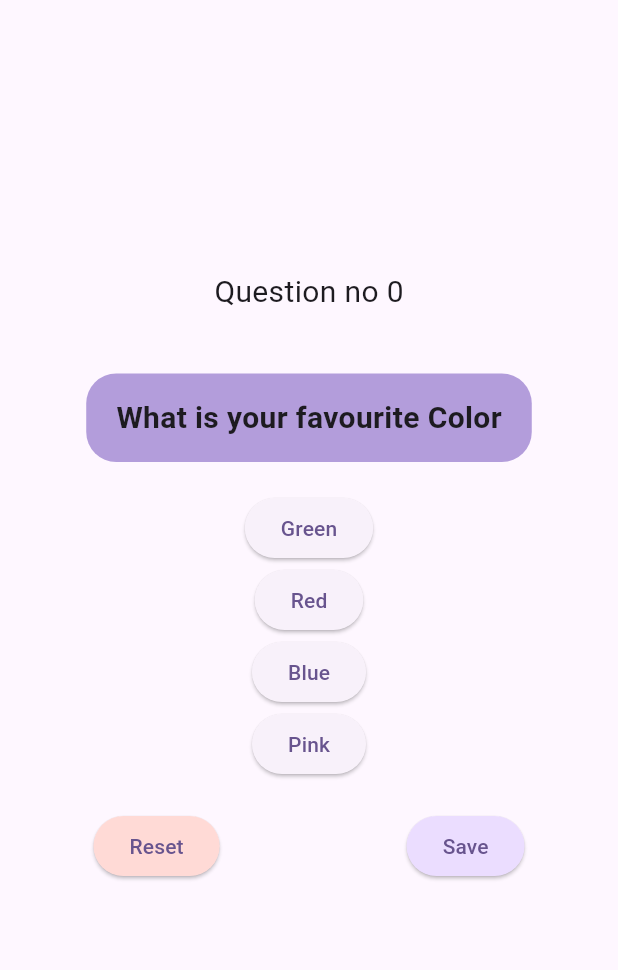
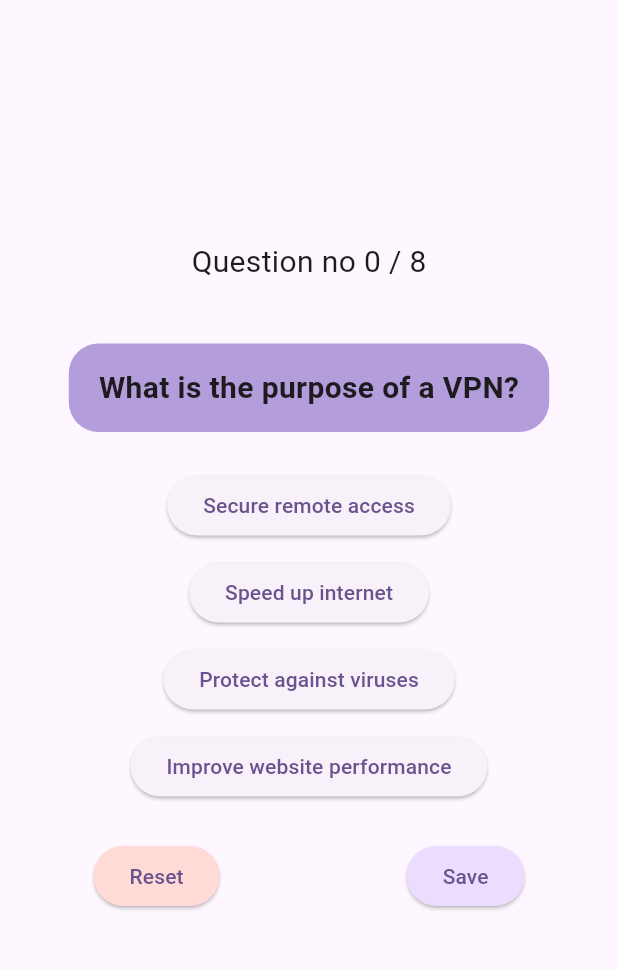
Before and after one commit to iam-bkpl/8th-sem, a Flutter app: the screen it shows after launch, on a phone screen of 412 x 824 dp, the part 84-1054 px from its top. Run offline on Flutter 3.47's test engine with Material 3 defaults, Android fonts, the phone set to English and light mode, and no system bars.

Commit message:
add questions

```diff
--- /dev/null
+++ b/flutter/programs/quiz_app/lib/data/question_data.dart
@@ -0,0 +1,92 @@
+class QuestionData {
+  static const _questions = [
+    {
+      "question": "What is the purpose of a VPN?",
+      "answers": [
+        {"id": 1, "text": "Secure remote access", "correct": true},
+        {"id": 2, "text": "Speed up internet", "correct": false},
+        {"id": 3, "text": "Protect against viruses", "correct": false},
+        {"id": 4, "text": "Improve website performance", "correct": false}
+      ]
+    },
+    {
+      "question": "Main advantage of cloud computing?",
+      "answers": [
+        {"id": 1, "text": "Scalability", "correct": true},
+        {"id": 2, "text": "Enhanced security", "correct": false},
+        {"id": 3, "text": "Data accessibility", "correct": false},
+        {"id": 4, "text": "Reliability", "correct": false}
+      ]
+    },
+    {
+      "question": "Benefits of using social media?",
+      "answers": [
+        {"id": 1, "text": "Connect with friends and family", "correct": false},
+        {"id": 2, "text": "Discover new content", "correct": false},
+        {"id": 3, "text": "Networking opportunities", "correct": true},
+        {"id": 4, "text": "Improved communication", "correct": false}
+      ]
+    },
+    {
+      "question": "Purpose of a firewall?",
+      "answers": [
+        {
+          "id": 1,
+          "text": "Monitor and control network traffic",
+          "correct": true
+        },
+        {"id": 2, "text": "Enhance internet speed", "correct": false},
+        {"id": 3, "text": "Protect against hardware failure", "correct": false},
+        {"id": 4, "text": "Improve software compatibility", "correct": false}
+      ]
+    },
+    {
+      "question": "CPU abbreviation?",
+      "answers": [
+        {"id": 1, "text": "Central Processing Unit", "correct": true},
+        {"id": 2, "text": "Computer Processing Unit", "correct": false},
+        {"id": 3, "text": "Centralized Processing Unit", "correct": false},
+        {"id": 4, "text": "Computer Performance Unit", "correct": false}
+      ]
+    },
+    {
+      "question": "HTML purpose?",
+      "answers": [
+        {"id": 1, "text": "Define web page structure", "correct": true},
+        {"id": 2, "text": "Style web pages", "correct": false},
+        {"id": 3, "text": "Provide interactivity", "correct": false},
+        {"id": 4, "text": "Manage databases", "correct": false}
+      ]
+    },
+    {
+      "question": "Significance of HTTPS?",
+      "answers": [
+        {
+          "id": 1,
+          "text": "Ensure secure internet communication",
+          "correct": true
+        },
+        {"id": 2, "text": "Speed up website loading", "correct": false},
+        {"id": 3, "text": "Optimize search engine rankings", "correct": false},
+        {"id": 4, "text": "Prevent browser crashes", "correct": false}
+      ]
+    },
+    {
+      "question": "Purpose of Git?",
+      "answers": [
+        {
+          "id": 1,
+          "text": "Track changes and manage software development",
+          "correct": true
+        },
+        {"id": 2, "text": "Enhance graphic design", "correct": false},
+        {"id": 3, "text": "Improve system performance", "correct": false},
+        {"id": 4, "text": "Optimize server configurations", "correct": false}
+      ]
+    }
+  ];
+
+  static List<Map<String, dynamic>> getQuestions() {
+    return _questions;
+  }
+}
--- a/flutter/programs/quiz_app/lib/pages/home_page.dart
+++ b/flutter/programs/quiz_app/lib/pages/home_page.dart
@@ -1,6 +1,6 @@
-import 'package:flutter/gestures.dart';
 import 'package:flutter/material.dart';
 import 'package:quiz_app/components/my_button.dart';
+import 'package:quiz_app/data/question_data.dart';
 import 'package:quiz_app/pages/question.dart';
 
 class HomePage extends StatefulWidget {
@@ -12,37 +12,25 @@ class HomePage extends StatefulWidget {
 
 class _HomePageState extends State<HomePage> {
   int currentIndex = 0;
+  int score = 0;
   // final Map<String, String> _selectedAnswers = [];
 
-  static const _questions = [
-    {
-      "question": "What is your favourite Color",
-      "answers": ["Green", "Red", "Blue", "Pink"]
-    },
-    {
-      "question": "What is your favourite Food",
-      "answers": ["Dal", "Bhat", "Tarkari", "Chatni"]
-    },
-    {
-      "question": "What is your favourite Country",
-      "answers": ["Nepal", "India", "China", "Japan"]
-    },
-    {
-      "question": "What is your favourite Subject",
-      "answers": ["Fltter", "Python", "Java", "JS"]
-    },
-  ];
+  final List<Map<String, dynamic>> _questions = QuestionData.getQuestions();
 
-  void handleQuestionChange(BuildContext context) {
+  void handleQuestionChange(BuildContext context, correct) {
     if (currentIndex < _questions.length - 1) {
       setState(() {
         currentIndex += 1;
       });
+      if (correct) {
+        score++;
+      }
     } else {
       showDialog(
         context: context,
-        builder: (context) => const AlertDialog(
-          title: Text("Congratulation you Completed the task"),
+        builder: (context) => AlertDialog(
+          title: Text("You Scored $score / ${_questions.length}"),
+          backgroundColor: Theme.of(context).colorScheme.inversePrimary,
         ),
       );
     }
@@ -60,7 +48,7 @@ class _HomePageState extends State<HomePage> {
           mainAxisAlignment: MainAxisAlignment.center,
           children: [
             Text(
-              "Question no $currentIndex",
+              "Question no $currentIndex / ${_questions.length}",
               style: const TextStyle(fontSize: 20),
             ),
             const SizedBox(
@@ -72,13 +60,30 @@ class _HomePageState extends State<HomePage> {
             const SizedBox(
               height: 10,
             ),
-            ...(_questions[currentIndex]['answers'] as List<String>)
-                .map((answer) {
-              return MyButton(
-                text: answer.toString(),
-                onPressed: () => handleQuestionChange(context),
-              );
-            }).toList(),
+            // ...(_questions[currentIndex]['answers'] as List <
+            //         Map<String, Object>)
+            //     .map((answer) {
+            //   return MyButton(
+            //     text: answer.toString(),
+            //     onPressed: () => handleQuestionChange(context),
+            //   );
+            // }).toList(),
+
+            ...(_questions[currentIndex]['answers']
+                        as List<Map<String, Object>>?)
+                    ?.map((answer) {
+                  return Padding(
+                    padding: const EdgeInsets.symmetric(vertical: 5),
+                    child: MyButton(
+                      text: answer['text']
+                          .toString(), // Accessing the 'text' field of the answer map
+                      onPressed: () =>
+                          handleQuestionChange(context, answer["correct"]),
+                    ),
+                  );
+                }).toList() ??
+                [],
+
             const SizedBox(
               height: 20,
             ),
```
